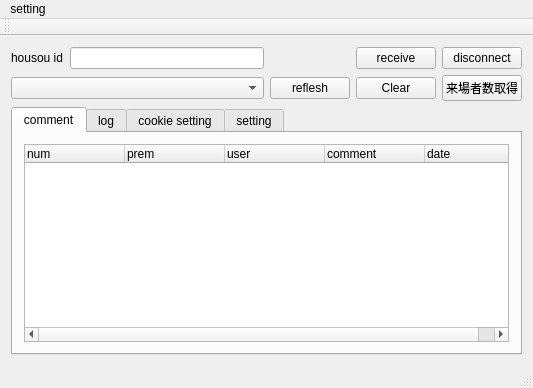
This is mainwindow.ui in diginatu/Viqo as Qt 5 draws it before an edit. The edited form follows.
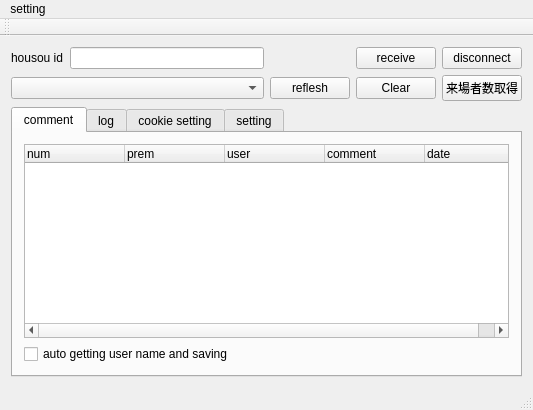
This is the edited form.

Commit message: saving config that auto getting user name

Patch:
```diff
--- a/mainwindow.ui
+++ b/mainwindow.ui
@@ -85,6 +85,13 @@
           </column>
          </widget>
         </item>
+        <item row="1" column="0">
+         <widget class="QCheckBox" name="auto_getting_user_name">
+          <property name="text">
+           <string>auto getting user name and saving</string>
+          </property>
+         </widget>
+        </item>
        </layout>
       </widget>
       <widget class="QWidget" name="log_tab">
```
The commit also changes 3 other files.
